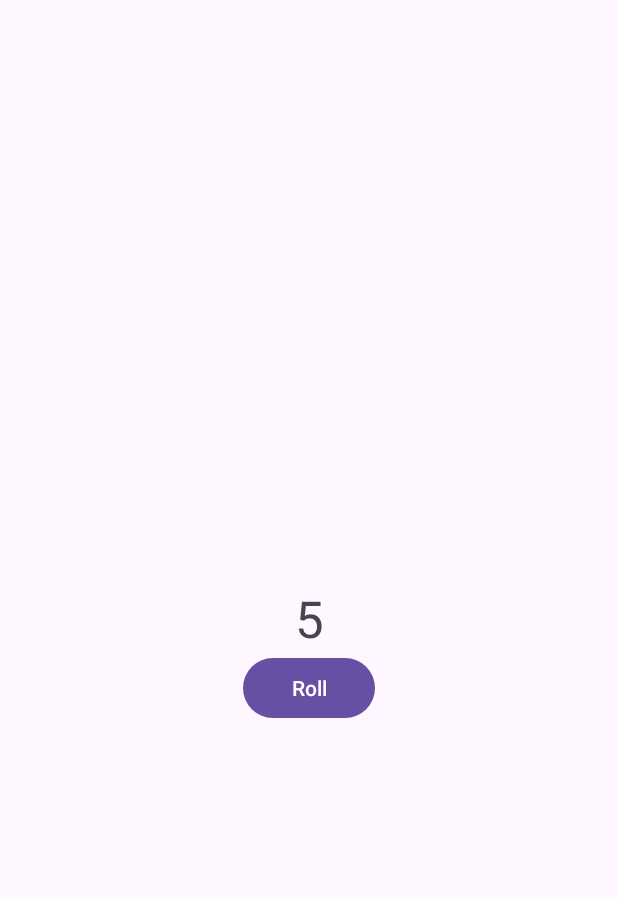
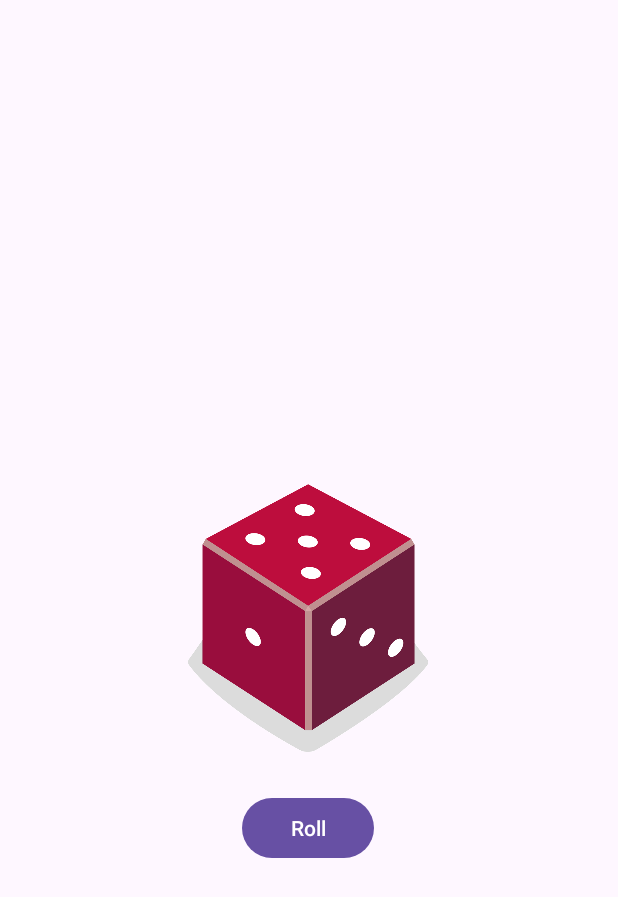
Before and after one commit to StanislavMamulin/dice-app, an Android app: the screen it shows after launch (MainActivity), after a tap on "Roll", on a phone screen of 412 x 824 dp. Shown: the top 897 px of the screen. Run offline under Robolectric (Android 15) with nearby library versions, the phone set to English and light mode, and no system bars.

Commit message:
feat: add dice image

```diff
--- a/app/src/main/java/com/example/diceroller/MainActivity.kt
+++ b/app/src/main/java/com/example/diceroller/MainActivity.kt
@@ -3,7 +3,7 @@ package com.example.diceroller
 import androidx.appcompat.app.AppCompatActivity
 import android.os.Bundle
 import android.widget.Button
-import android.widget.TextView
+import android.widget.ImageView
 import android.widget.Toast
 
 /**
@@ -17,19 +17,38 @@ class MainActivity : AppCompatActivity() {
 
         val rollButton: Button = findViewById(R.id.button)
         rollButton.setOnClickListener { rollDice() }
+
+        rollDice()
     }
 
     /**
      * Roll the dice and update the screen with the result.
      */
     private fun rollDice() {
+        // Create new Dice object with 6 sides and roll the dice
         val dice = Dice(6)
         val diceRoll = dice.roll()
 
         Toast.makeText(this, "Dice rolled!", Toast.LENGTH_SHORT).show()
 
-        val rollResult: TextView = findViewById(R.id.rollResult)
-        rollResult.text = diceRoll.toString()
+        // Find the ImageView in the layout
+        val diceImage: ImageView = findViewById(R.id.imageView)
+
+        // Determine which drawable resource ID to use based on the dice roll
+        val drawableResource = when (diceRoll) {
+            1 -> R.drawable.dice_1
+            2 -> R.drawable.dice_2
+            3 -> R.drawable.dice_3
+            4 -> R.drawable.dice_4
+            5 -> R.drawable.dice_5
+            else -> R.drawable.dice_6
+        }
+
+        // Update the ImageView with the correct drawable resource ID
+        diceImage.setImageResource(drawableResource)
+
+        // Update the content description
+        diceImage.contentDescription = diceRoll.toString()
     }
 }
 
--- a/app/src/main/res/layout/activity_main.xml
+++ b/app/src/main/res/layout/activity_main.xml
@@ -6,24 +6,27 @@
     android:layout_height="match_parent"
     tools:context=".MainActivity">
 
-    <TextView
-        android:id="@+id/rollResult"
-        android:layout_width="wrap_content"
-        android:layout_height="wrap_content"
-        android:textSize="34sp"
-        app:layout_constraintBottom_toBottomOf="parent"
-        app:layout_constraintEnd_toEndOf="parent"
-        app:layout_constraintStart_toStartOf="parent"
-        app:layout_constraintTop_toTopOf="parent"
-        tools:text="random roll number" />
-
     <Button
         android:id="@+id/button"
         android:layout_width="wrap_content"
         android:layout_height="wrap_content"
+        android:layout_marginTop="16dp"
         android:text="@string/roll_button"
         app:layout_constraintEnd_toEndOf="parent"
+        app:layout_constraintHorizontal_bias="0.498"
         app:layout_constraintStart_toStartOf="parent"
-        app:layout_constraintTop_toBottomOf="@+id/rollResult" />
+        app:layout_constraintTop_toBottomOf="@+id/imageView" />
+
+    <ImageView
+        android:id="@+id/imageView"
+        android:layout_width="160dp"
+        android:layout_height="200dp"
+        android:contentDescription="@string/dice_image"
+        app:layout_constraintBottom_toBottomOf="parent"
+        app:layout_constraintEnd_toEndOf="parent"
+        app:layout_constraintHorizontal_bias="0.498"
+        app:layout_constraintStart_toStartOf="parent"
+        app:layout_constraintTop_toTopOf="parent"
+        tools:srcCompat="@drawable/dice_1" />
 
 </androidx.constraintlayout.widget.ConstraintLayout>
--- a/app/src/main/res/values/strings.xml
+++ b/app/src/main/res/values/strings.xml
@@ -1,4 +1,5 @@
 <resources>
     <string name="app_name">Dice Roller</string>
     <string name="roll_button">Roll</string>
+    <string name="dice_image">dice image</string>
 </resources>
```
Also changed, not shown: app/src/main/res/drawable/dice_1.png (added), app/src/main/res/drawable/dice_2.png (added), app/src/main/res/drawable/dice_3.png (added), app/src/main/res/drawable/dice_4.png (added), app/src/main/res/drawable/dice_5.png (added), app/src/main/res/drawable/dice_6.png (added).
